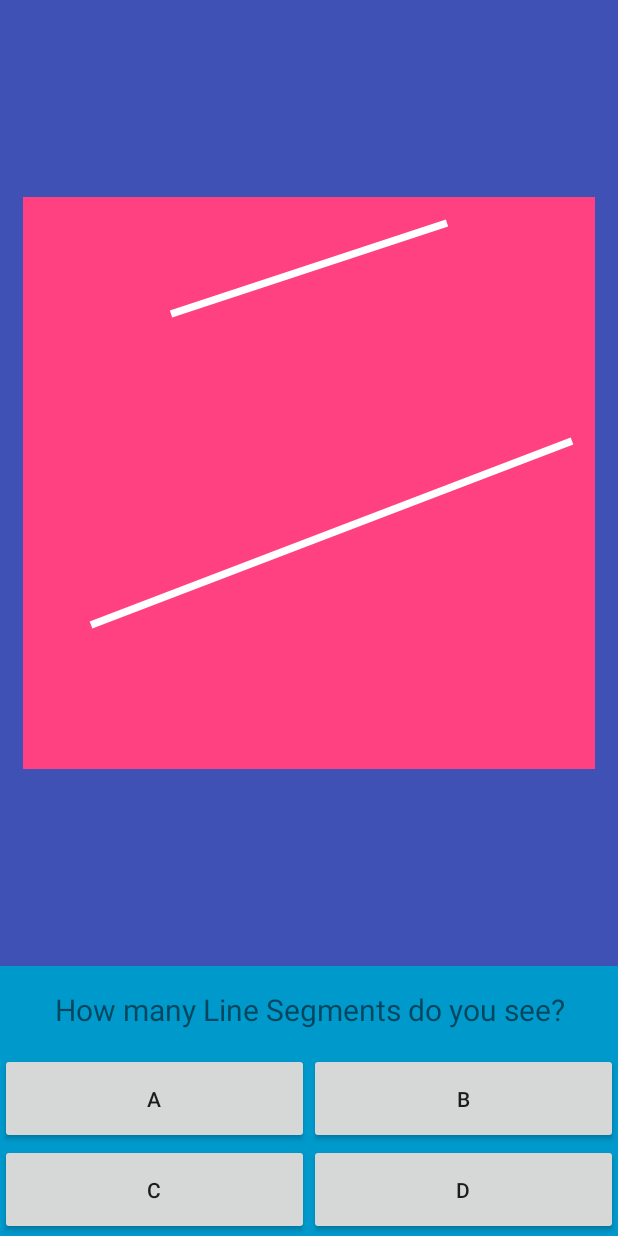
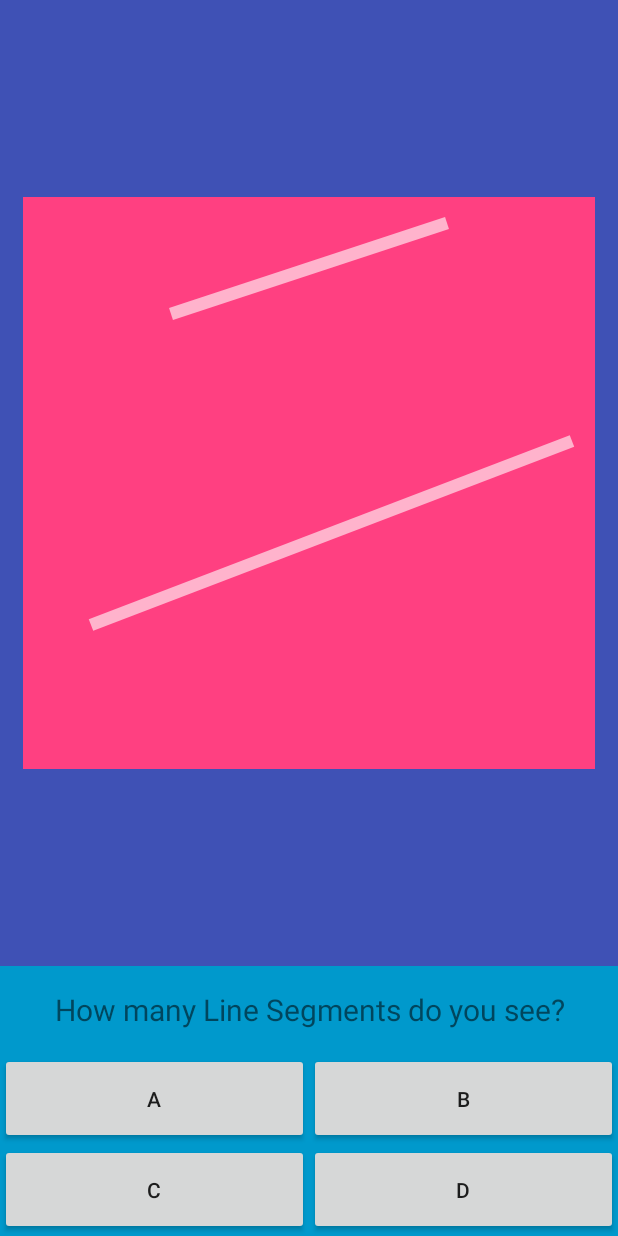
Before and after one commit to roitt/shapes, an Android app: the screen it shows after launch (QAActivity), on a phone screen of 412 x 824 dp. Run offline under Robolectric (Android 15) with nearby library versions, the phone set to English and light mode, and no system bars.

Commit message:
Semi transparent lines

```diff
--- a/app/src/main/java/com/rohitbhoompally/shapes/views/DrawingView.java
+++ b/app/src/main/java/com/rohitbhoompally/shapes/views/DrawingView.java
@@ -2,10 +2,11 @@ package com.rohitbhoompally.shapes.views;
 
 import android.content.Context;
 import android.graphics.Canvas;
-import android.graphics.Color;
 import android.graphics.Paint;
+import android.support.v4.content.ContextCompat;
 import android.util.AttributeSet;
 
+import com.rohitbhoompally.shapes.R;
 import com.rohitbhoompally.shapes.shapemodels.LineSegment;
 import com.rohitbhoompally.shapes.shapemodels.Shape;
 
@@ -15,8 +16,8 @@ import java.util.ArrayList;
  * Created by rbhoompally on 12/4/15.
  */
 public class DrawingView extends SquareView {
-    private static final int DEFAULT_COLOR = Color.WHITE;
-    private static final float DEFAULT_STROKE_WIDTH = 7.5f;
+    private static final int DEFAULT_COLOR_RES = R.color.white_60;
+    private static final float DEFAULT_STROKE_WIDTH = 12.5f;
 
     private Paint paint;
 
@@ -39,7 +40,7 @@ public class DrawingView extends SquareView {
 
     private void init() {
         paint = new Paint();
-        paint.setColor(DEFAULT_COLOR);
+        paint.setColor(ContextCompat.getColor(getContext(), DEFAULT_COLOR_RES));
         paint.setStyle(Paint.Style.STROKE);
         paint.setStrokeWidth(DEFAULT_STROKE_WIDTH);
         paint.setAntiAlias(true);
--- a/app/src/main/res/values/colors.xml
+++ b/app/src/main/res/values/colors.xml
@@ -5,4 +5,5 @@
     <color name="colorAccent">#FF4081</color>
 
     <color name="black_overlay">#66000000</color>
+    <color name="white_60">#99FFFFFF</color>
 </resources>
```
